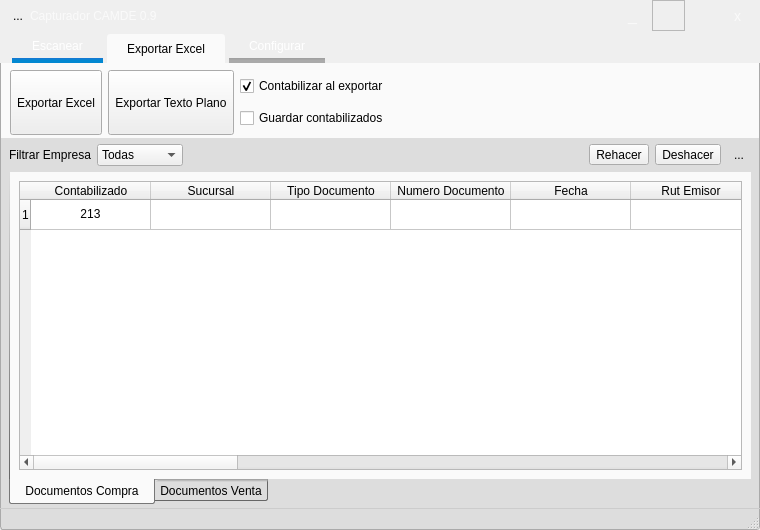
Qt form GUI/mainWindow.ui (firenessmax/bte001) before a commit.
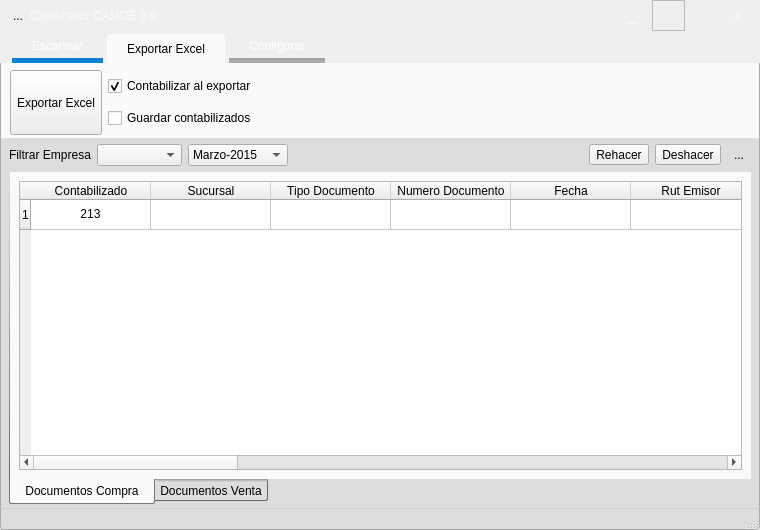
The same form after that commit. The open tabs and pages were chosen to show the change. Icons and pictures are not drawn.

What changed in the file:
```diff
--- a/GUI/mainWindow.ui
+++ b/GUI/mainWindow.ui
@@ -609,7 +609,7 @@
               <property name="topMargin">
                <number>0</number>
               </property>
-              <item row="0" column="2">
+              <item row="0" column="1">
                <layout class="QVBoxLayout" name="verticalLayout_3">
                 <item>
                  <widget class="QCheckBox" name="contabilizarCheckBox">
@@ -684,44 +684,7 @@
                 </property>
                </widget>
               </item>
-              <item row="0" column="1">
-               <widget class="QToolButton" name="toolButtonPlano">
-                <property name="minimumSize">
-                 <size>
-                  <width>0</width>
-                  <height>65</height>
-                 </size>
-                </property>
-                <property name="maximumSize">
-                 <size>
-                  <width>16777215</width>
-                  <height>16777215</height>
-                 </size>
-                </property>
-                <property name="font">
-                 <font>
-                  <family>Segoe UI</family>
-                 </font>
-                </property>
-                <property name="text">
-                 <string>Exportar Texto Plano</string>
-                </property>
-                <property name="icon">
-                 <iconset resource="images/images.qrc">
-                  <normaloff>:/newPrefix/document.png</normaloff>:/newPrefix/document.png</iconset>
-                </property>
-                <property name="iconSize">
-                 <size>
-                  <width>100</width>
-                  <height>35</height>
-                 </size>
-                </property>
-                <property name="toolButtonStyle">
-                 <enum>Qt::ToolButtonTextUnderIcon</enum>
-                </property>
-               </widget>
-              </item>
-              <item row="0" column="3">
+              <item row="0" column="2">
                <spacer name="horizontalSpacer_3">
                 <property name="orientation">
                  <enum>Qt::Horizontal</enum>
@@ -941,24 +904,22 @@
               <property name="toolTip">
                <string>Filtro por rut de las empresas</string>
               </property>
+              <property name="modelColumn">
+               <number>0</number>
+              </property>
+             </widget>
+            </item>
+            <item>
+             <widget class="QComboBox" name="comboBox">
+              <property name="minimumSize">
+               <size>
+                <width>100</width>
+                <height>0</height>
+               </size>
+              </property>
               <item>
                <property name="text">
-                <string>Todas</string>
-               </property>
-              </item>
-              <item>
-               <property name="text">
-                <string>Empresa1</string>
-               </property>
-              </item>
-              <item>
-               <property name="text">
-                <string>Empresa2</string>
-               </property>
-              </item>
-              <item>
-               <property name="text">
-                <string>Empresa3</string>
+                <string>Marzo-2015</string>
                </property>
               </item>
              </widget>
```
Left out of the diff: 21 changed lines with no effect on the pictures.
